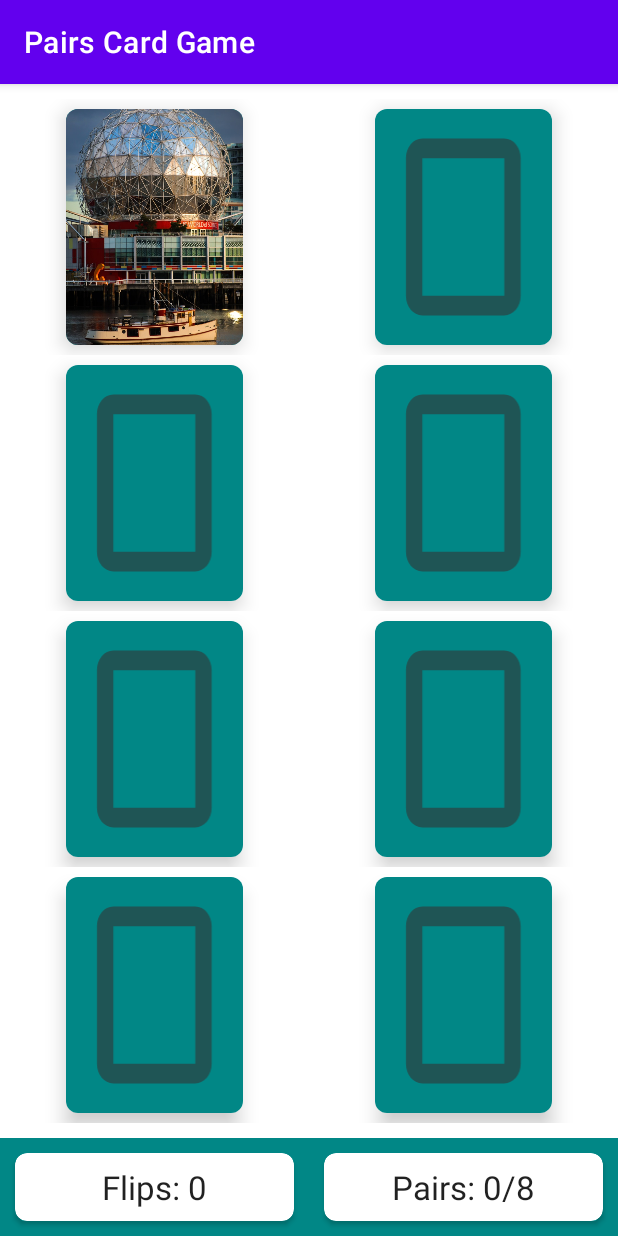
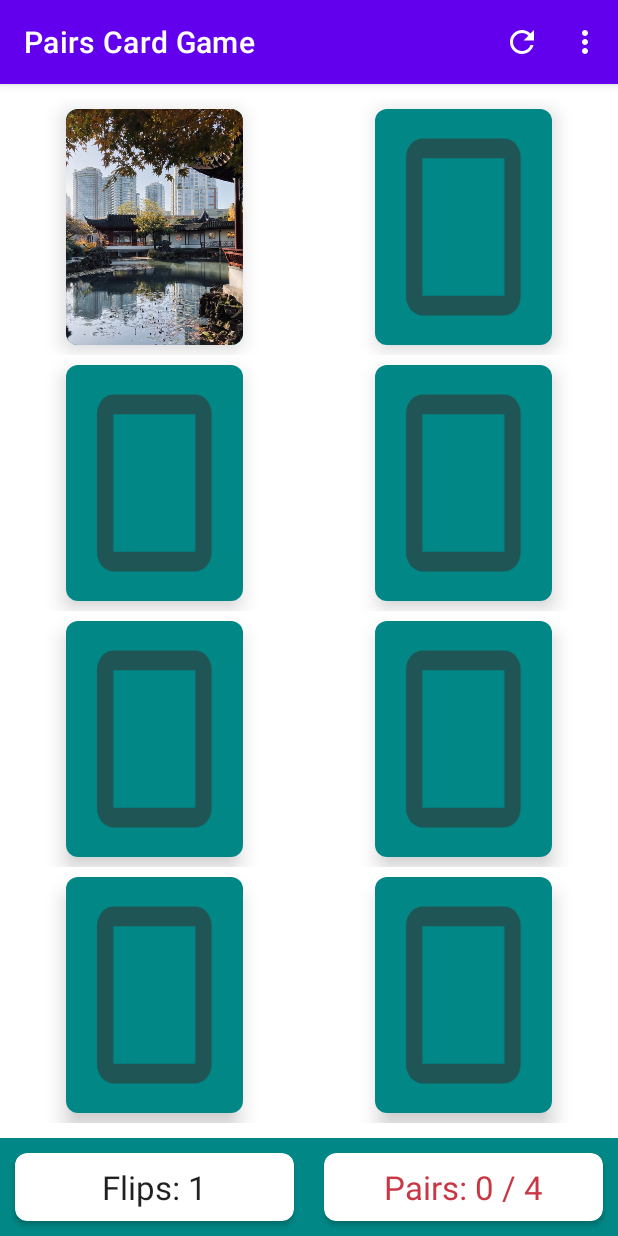
Before and after one commit to jeqiu/pairs-card-game-kotlin, an Android app: the screen it shows after launch (MainActivity), after a tap on an icon or button, on a phone screen of 412 x 824 dp. Run offline under Robolectric (Android 15) with nearby library versions, the phone set to English and light mode, and no system bars.

Commit message:
add menu options

```diff
--- a/app/src/main/AndroidManifest.xml
+++ b/app/src/main/AndroidManifest.xml
@@ -14,6 +14,9 @@
         android:theme="@style/Theme.PairsCardGame"
         tools:targetApi="31">
         <activity
+            android:name=".CreateActivity"
+            android:exported="false" />
+        <activity
             android:name=".MainActivity"
             android:exported="true">
             <intent-filter>
--- a/app/src/main/java/com/example/pairscardgame/models/PairGame.kt
+++ b/app/src/main/java/com/example/pairscardgame/models/PairGame.kt
@@ -7,6 +7,7 @@ class PairGame(private val boardSize: BoardSize) {
     val cards: List<PairCard>
     var numPairsFound = 0
 
+    private var numCardFlips = 0
     private var indexOfSingleFlippedCard: Int? = null
 
     init {
@@ -16,6 +17,7 @@ class PairGame(private val boardSize: BoardSize) {
     }
 
     fun flipCard(position: Int): Boolean {
+        numCardFlips++
         val card = cards[position]
         // 0 cards flipped over -> selected card is flipped over
         // 1 card already flipped over -> flip selected card over & check if match
@@ -59,4 +61,8 @@ class PairGame(private val boardSize: BoardSize) {
     fun isCardFaceUp(position: Int): Boolean {
         return cards[position].isFaceUp
     }
+
+    fun getNumFlips(): Int {
+        return numCardFlips
+    }
 }
--- a/app/src/main/java/com/example/pairscardgame/utils/Constants.kt
+++ b/app/src/main/java/com/example/pairscardgame/utils/Constants.kt
@@ -1,6 +1,8 @@
 package com.example.pairscardgame.utils
 
 import com.example.pairscardgame.R
+
+const val EXTRA_BOARD_SIZE = "EXTRA_BOARD_SIZE"
 
 val DEFAULT_IMAGES = listOf(
     R.drawable.cypress_falls_park,
--- /dev/null
+++ b/app/src/main/res/drawable/ic_refresh.xml
@@ -0,0 +1,5 @@
+<vector android:height="24dp" android:tint="#FFFFFF"
+    android:viewportHeight="24" android:viewportWidth="24"
+    android:width="24dp" xmlns:android="http://schemas.android.com/apk/res/android">
+    <path android:fillColor="@android:color/white" android:pathData="M17.65,6.35C16.2,4.9 14.21,4 12,4c-4.42,0 -7.99,3.58 -7.99,8s3.57,8 7.99,8c3.73,0 6.84,-2.55 7.73,-6h-2.08c-0.82,2.33 -3.04,4 -5.65,4 -3.31,0 -6,-2.69 -6,-6s2.69,-6 6,-6c1.66,0 3.14,0.69 4.22,1.78L13,11h7V4l-2.35,2.35z"/>
+</vector>
--- a/app/src/main/res/layout/activity_main.xml
+++ b/app/src/main/res/layout/activity_main.xml
@@ -48,7 +48,7 @@
                 android:layout_height="match_parent"
                 android:gravity="center"
                 android:padding="8dp"
-                android:text="Pairs: 0/8"
+                android:text="Pairs: 0"
                 android:textAppearance="@style/TextAppearance.AppCompat.Large" />
         </androidx.cardview.widget.CardView>
     </LinearLayout>
--- /dev/null
+++ b/app/src/main/res/menu/menu_main.xml
@@ -0,0 +1,17 @@
+<?xml version="1.0" encoding="utf-8"?>
+<menu xmlns:app="http://schemas.android.com/apk/res-auto"
+    xmlns:android="http://schemas.android.com/apk/res/android">
+
+    <item
+        android:id="@+id/mi_refresh"
+        android:icon="@drawable/ic_refresh"
+        android:title="Refresh"
+        app:showAsAction="always" />
+    <item
+        android:id="@+id/mi_new_size"
+        android:title="Choose new difficulty" />
+    <item
+        android:id="@+id/mi_custom_game"
+        android:title="Create custom game"
+        app:showAsAction="never" />
+</menu>
--- a/app/src/main/res/values/colors.xml
+++ b/app/src/main/res/values/colors.xml
@@ -8,4 +8,6 @@
     <color name="black">#FF000000</color>
     <color name="white">#FFFFFFFF</color>
     <color name="color_gray">#E0E0E0</color>
+    <color name="color_progress_none">#C93744</color>
+    <color name="color_progress_full">#228C22</color>
 </resources>
```
Also changed, not shown: app/src/main/java/com/example/pairscardgame/CreateActivity.kt (added, +13 -0 lines), app/src/main/java/com/example/pairscardgame/MainActivity.kt (+128 -3 lines), app/src/main/res/layout/activity_create.xml (added, +9 -0 lines), app/src/main/res/layout/dialog_board_size.xml (added, +43 -0 lines).
